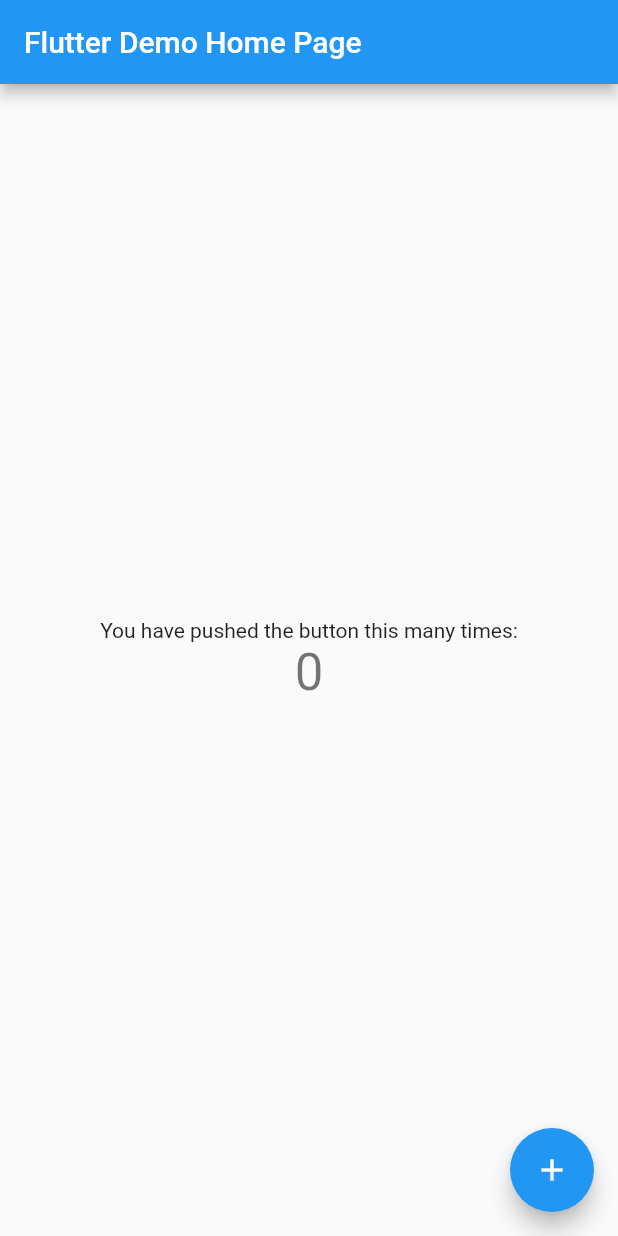
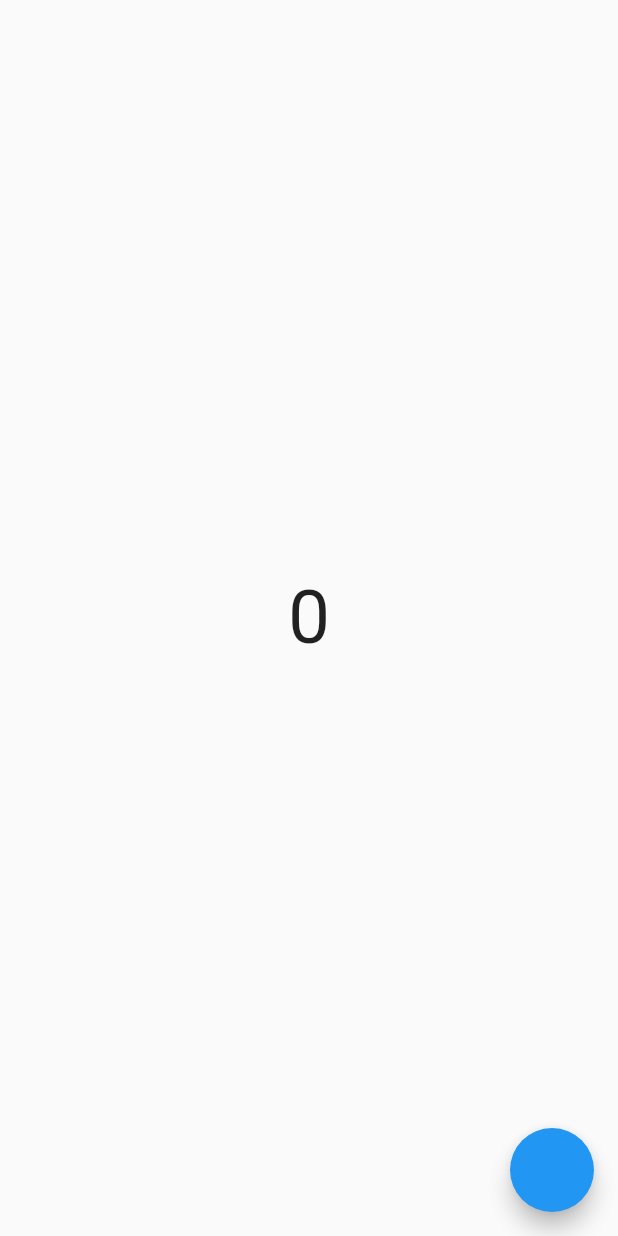
Before and after one commit to Dark-Light-20/CursoFlutter, a Flutter app: the screen it shows after launch, on a phone screen of 412 x 824 dp. Run offline on Flutter 3.47's test engine with Material 2 defaults, Android fonts, the phone set to English and light mode, and no system bars; our stand-ins replace card_swiper.

Commit message:
Animated counter localkey

```diff
--- a/proyecto_flutter/keys_app/lib/main.dart
+++ b/proyecto_flutter/keys_app/lib/main.dart
@@ -1,4 +1,5 @@
 import 'package:flutter/material.dart';
+import 'package:keys_app/pages/pages.dart';
 
 void main() {
   runApp(const MyApp());
@@ -7,109 +8,15 @@
 class MyApp extends StatelessWidget {
   const MyApp({super.key});
 
-  // This widget is the root of your application.
   @override
   Widget build(BuildContext context) {
     return MaterialApp(
-      title: 'Flutter Demo',
+      debugShowCheckedModeBanner: false,
+      title: 'Keys App',
       theme: ThemeData(
-        // This is the theme of your application.
-        //
-        // Try running your application with "flutter run". You'll see the
-        // application has a blue toolbar. Then, without quitting the app, try
-        // changing the primarySwatch below to Colors.green and then invoke
-        // "hot reload" (press "r" in the console where you ran "flutter run",
-        // or simply save your changes to "hot reload" in a Flutter IDE).
-        // Notice that the counter didn't reset back to zero; the application
-        // is not restarted.
         primarySwatch: Colors.blue,
       ),
-      home: const MyHomePage(title: 'Flutter Demo Home Page'),
+      home: const AnimatedText(),
     );
   }
 }
-
-class MyHomePage extends StatefulWidget {
-  const MyHomePage({super.key, required this.title});
-
-  // This widget is the home page of your application. It is stateful, meaning
-  // that it has a State object (defined below) that contains fields that affect
-  // how it looks.
-
-  // This class is the configuration for the state. It holds the values (in this
-  // case the title) provided by the parent (in this case the App widget) and
-  // used by the build method of the State. Fields in a Widget subclass are
-  // always marked "final".
-
-  final String title;
-
-  @override
-  State<MyHomePage> createState() => _MyHomePageState();
-}
-
-class _MyHomePageState extends State<MyHomePage> {
-  int _counter = 0;
-
-  void _incrementCounter() {
-    setState(() {
-      // This call to setState tells the Flutter framework that something has
-      // changed in this State, which causes it to rerun the build method below
-      // so that the display can reflect the updated values. If we changed
-      // _counter without calling setState(), then the build method would not be
-      // called again, and so nothing would appear to happen.
-      _counter++;
-    });
-  }
-
-  @override
-  Widget build(BuildContext context) {
-    // This method is rerun every time setState is called, for instance as done
-    // by the _incrementCounter method above.
-    //
-    // The Flutter framework has been optimized to make rerunning build methods
-    // fast, so that you can just rebuild anything that needs updating rather
-    // than having to individually change instances of widgets.
-    return Scaffold(
-      appBar: AppBar(
-        // Here we take the value from the MyHomePage object that was created by
-        // the App.build method, and use it to set our appbar title.
-        title: Text(widget.title),
-      ),
-      body: Center(
-        // Center is a layout widget. It takes a single child and positions it
-        // in the middle of the parent.
-        child: Column(
-          // Column is also a layout widget. It takes a list of children and
-          // arranges them vertically. By default, it sizes itself to fit its
-          // children horizontally, and tries to be as tall as its parent.
-          //
-          // Invoke "debug painting" (press "p" in the console, choose the
-          // "Toggle Debug Paint" action from the Flutter Inspector in Android
-          // Studio, or the "Toggle Debug Paint" command in Visual Studio Code)
-          // to see the wireframe for each widget.
-          //
-          // Column has various properties to control how it sizes itself and
-          // how it positions its children. Here we use mainAxisAlignment to
-          // center the children vertically; the main axis here is the vertical
-          // axis because Columns are vertical (the cross axis would be
-          // horizontal).
-          mainAxisAlignment: MainAxisAlignment.center,
-          children: <Widget>[
-            const Text(
-              'You have pushed the button this many times:',
-            ),
-            Text(
-              '$_counter',
-              style: Theme.of(context).textTheme.headline4,
-            ),
-          ],
-        ),
-      ),
-      floatingActionButton: FloatingActionButton(
-        onPressed: _incrementCounter,
-        tooltip: 'Increment',
-        child: const Icon(Icons.add),
-      ), // This trailing comma makes auto-formatting nicer for build methods.
-    );
-  }
-}
--- /dev/null
+++ b/proyecto_flutter/keys_app/lib/pages/localkeys/animated_text_page.dart
@@ -0,0 +1,39 @@
+import 'package:flutter/material.dart';
+
+class AnimatedText extends StatefulWidget {
+  const AnimatedText({super.key});
+
+  @override
+  State<AnimatedText> createState() => _AnimatedTextState();
+}
+
+class _AnimatedTextState extends State<AnimatedText> {
+  int _counter = 0;
+
+  @override
+  Widget build(BuildContext context) {
+    return Scaffold(
+      body: Center(
+        child: AnimatedSwitcher(
+          duration: Duration(milliseconds: 200),
+          transitionBuilder: (child, animation) => ScaleTransition(
+            scale: animation,
+            child: child,
+          ),
+          child: Text(
+            // key: ValueKey<String>(_counter.toString()),
+            key: Key(_counter.toString()),
+            _counter.toString(),
+            style: const TextStyle(fontSize: 50),
+          ),
+        ),
+      ),
+      floatingActionButton: FloatingActionButton(
+        onPressed: () {
+          _counter++;
+          setState(() {});
+        },
+      ),
+    );
+  }
+}
--- /dev/null
+++ b/proyecto_flutter/keys_app/lib/pages/pages.dart
@@ -0,0 +1 @@
+export 'package:keys_app/pages/localkeys/animated_text_page.dart';
```
